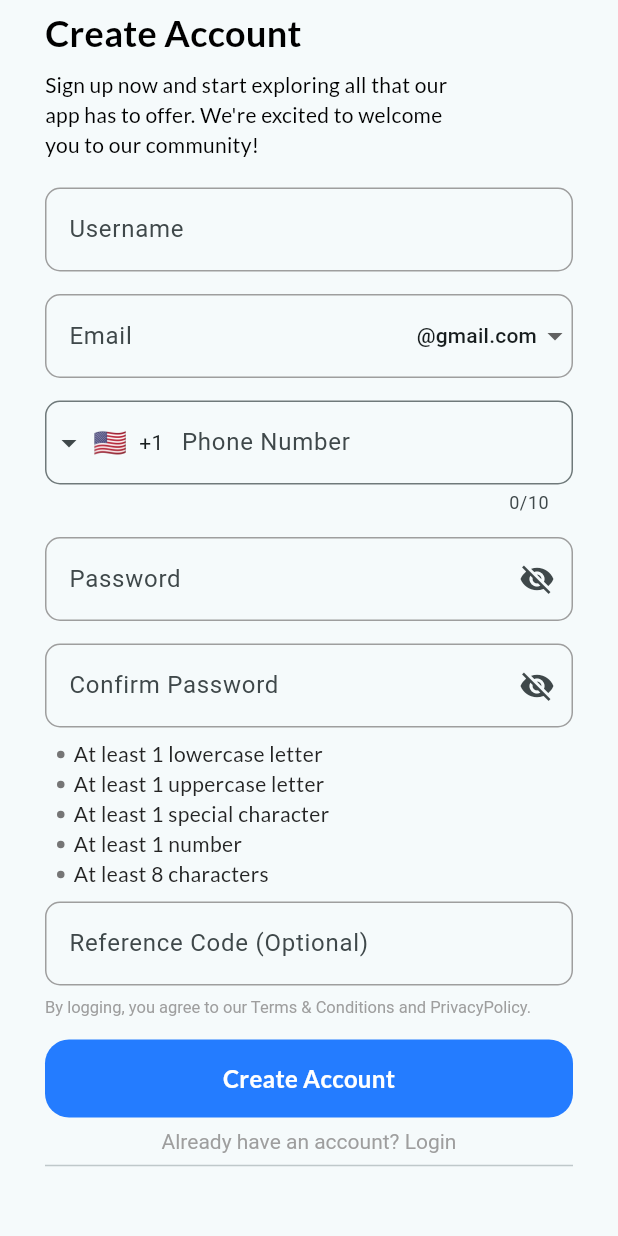
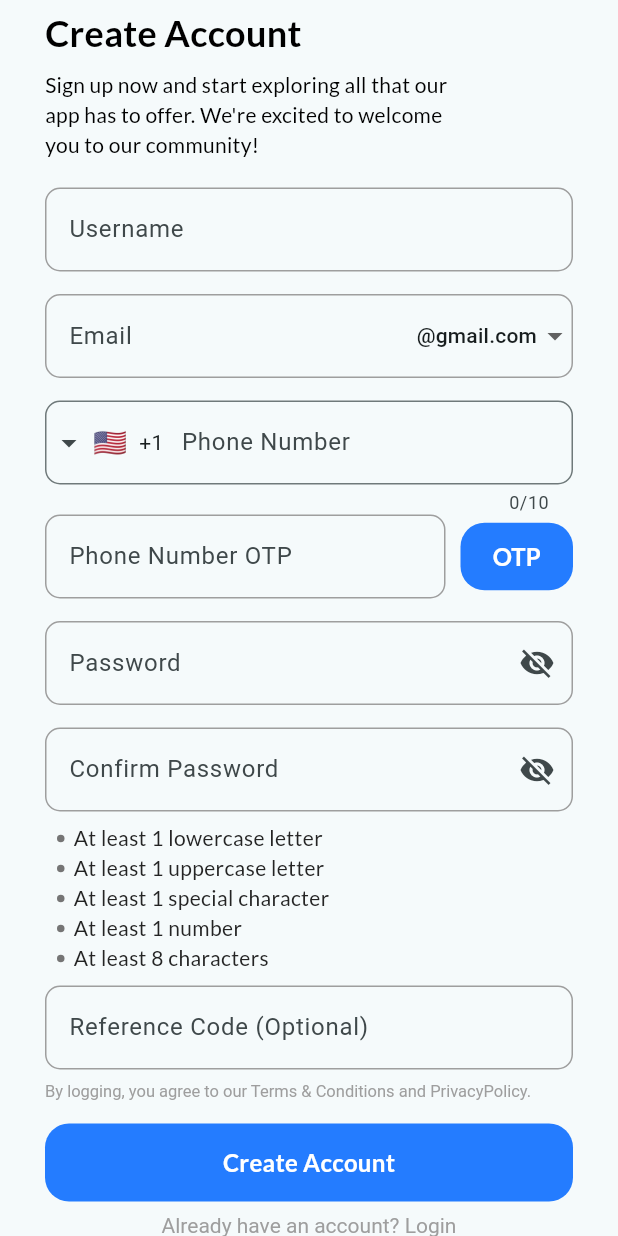
Before and after one commit to Sukhmeetsingh306/NFT_Trading, a Flutter app: the screen it shows after launch, on a phone screen of 412 x 824 dp. Run offline on Flutter 3.47's test engine with Material 3 defaults, Android fonts, the phone set to English and light mode, and no system bars; drawn by our look-alikes of intl_phone_field; our stand-ins replace google_fonts.

Commit message:
otp code on phone number added

```diff
--- a/frontend/lib/screens/signup_screen.dart
+++ b/frontend/lib/screens/signup_screen.dart
@@ -24,13 +24,17 @@ class _SignUpScreenState extends State<SignUpScreen> {
       TextEditingController();
   final TextEditingController _phoneController = TextEditingController();
   final TextEditingController _referenceController = TextEditingController();
+  final TextEditingController _otpController = TextEditingController();
 
   bool _obscureText = true;
   bool _confirmObscureText = true;
   bool hasMinLength = false;
+  bool otpSent = false; // Flag to show hint
 
   final passwordFocusNode = FocusNode();
   final passwordConfirmationFocusNode = FocusNode();
+
+  String? fullPhoneNumber;
 
   final List<String> emailDomains = [
     'gmail.com',
@@ -58,6 +62,19 @@ class _SignUpScreenState extends State<SignUpScreen> {
     _confirmPasswordController.dispose();
     _phoneController.dispose();
     _referenceController.dispose();
+  }
+
+  void _sendOTP() {
+    if (_phoneController.text.isEmpty) {
+      ScaffoldMessenger.of(context).showSnackBar(
+        SnackBar(content: Text('Please enter a valid phone number')),
+      );
+      return;
+    }
+
+    setState(() {
+      otpSent = true;
+    });
   }
 
   @override
@@ -179,6 +196,45 @@ class _SignUpScreenState extends State<SignUpScreen> {
                           return null;
                         },
                       ),
+                      Row(
+                        children: [
+                          Expanded(
+                            child: textFormField(
+                              _otpController,
+                              'Phone Number OTP',
+                              keyboardType: TextInputType.number,
+                              inputFormatters: [
+                                FilteringTextInputFormatter.digitsOnly
+                              ],
+                              (value) {
+                                if (value == null || value.isEmpty) {
+                                  return 'Please enter a valid OTP';
+                                }
+                                return null;
+                              },
+                            ),
+                          ),
+                          SizedBox(width: 10),
+                          AppTextButton(
+                            onPressed: () {
+                              _sendOTP();
+                            },
+                            buttonText: 'OTP',
+                            buttonWidth: 75,
+                            buttonHeight: 45,
+                            horizontalPadding: 0,
+                            verticalPadding: 0,
+                          ),
+                        ],
+                      ),
+                      if (otpSent)
+                        Padding(
+                          padding: const EdgeInsets.only(top: 4.0),
+                          child: googleText(
+                            'OTP has been sent to your phone',
+                            fontSize: 10,
+                          ),
+                        ),
                       sizedBoxH15(),
                       textFormField(
                         _passwordController,
```
